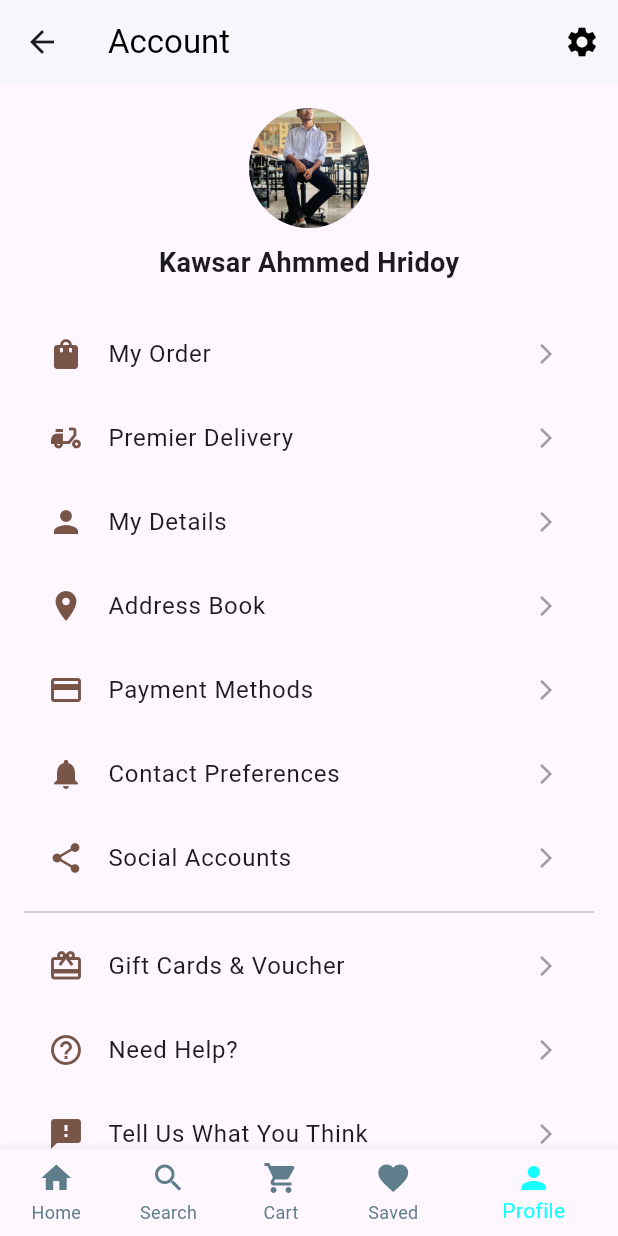
After one commit to kawsar-ahmmed-hridoy/Shopping-Site, a Flutter app: the ProfilePage screen opened directly, on a phone screen of 412 x 824 dp. The commit adds this screen. Run offline on Flutter 3.47's test engine with Material 3 defaults, Android fonts, the phone set to English and light mode, and no system bars.

Commit message:
created account page.

```diff
--- /dev/null
+++ b/lib/Screens/Profile/ProfilePage.dart
@@ -0,0 +1,92 @@
+import 'package:flutter/material.dart';
+import 'package:shopping_site/Screens/Cart/CartPage.dart';
+import 'package:shopping_site/Screens/Favorite/SaveItemPage.dart';
+import 'package:shopping_site/Screens/Home/HomePage.dart';
+import 'package:shopping_site/Screens/Search/SearchPage.dart';
+import 'package:shopping_site/Screens/Signup/SigninScreen.dart';
+
+class ProfilePage extends StatelessWidget {
+  @override
+  Widget build(BuildContext context) {
+    return Scaffold(
+      appBar: AppBar(
+        backgroundColor: Colors.white,
+        elevation: 1,
+        title: Text("Account", style: TextStyle(color: Colors.black)),
+        actions: [
+          IconButton(
+            icon: Icon(Icons.settings, color: Colors.black),
+            onPressed: () {
+              /*pore kora lagbe*/
+            },
+          ),
+        ],
+      ),
+      body: ListView(
+        padding: EdgeInsets.all(16),
+        children: [
+          Column(
+            children: [
+              CircleAvatar(
+                radius: 40,
+                backgroundImage: AssetImage('assets/additionals/hridoy.jpg'),
+              ),
+              SizedBox(height: 10),
+              Text("Kawsar Ahmmed Hridoy", style: TextStyle(fontSize: 18, fontWeight: FontWeight.bold)),
+              SizedBox(height: 20),
+            ],
+          ),
+          _buildListTile(context, Icons.shopping_bag, "My Order", () {}),
+          _buildListTile(context, Icons.delivery_dining, "Premier Delivery", () {}),
+          _buildListTile(context, Icons.person, "My Details", () {}),
+          _buildListTile(context, Icons.location_on, "Address Book", () {}),
+          _buildListTile(context, Icons.payment, "Payment Methods", () {}),
+          _buildListTile(context, Icons.notifications, "Contact Preferences", () {}),
+          _buildListTile(context, Icons.share, "Social Accounts", () {}), Divider(),
+          _buildListTile(context, Icons.card_giftcard, "Gift Cards & Voucher", () {}),
+          _buildListTile(context, Icons.help_outline, "Need Help?", () {}),
+          _buildListTile(context, Icons.feedback, "Tell Us What You Think", () {}),
+          _buildListTile(context, Icons.logout, "Sign Out", () {
+            Navigator.push(
+              context,
+              MaterialPageRoute(builder: (context) => SigninScreen()),
+            );
+          }),
+        ],
+      ),
+      bottomNavigationBar: BottomNavigationBar(
+        selectedItemColor: Colors.cyanAccent,
+        unselectedItemColor: Colors.blueGrey,
+        currentIndex: 4,
+        showUnselectedLabels: true,
+        onTap: (index) {
+          if (index == 0) {
+            Navigator.push(context, MaterialPageRoute(builder: (context) => HomePage()));
+          } if (index == 1) {
+            Navigator.push(context, MaterialPageRoute(builder: (context) => SearchPage()));
+          } if (index == 2) {
+            Navigator.push(context, MaterialPageRoute(builder: (context) => CartPage()));
+          } if (index == 3) {
+            Navigator.push(context, MaterialPageRoute(builder: (context) => SaveItemPage()));
+          }
+        },
+        items: [
+          BottomNavigationBarItem(icon: Icon(Icons.home), label: "Home"),
+          BottomNavigationBarItem(icon: Icon(Icons.search), label: "Search"),
+          BottomNavigationBarItem(icon: Icon(Icons.shopping_cart), label: "Cart"),
+          BottomNavigationBarItem(icon: Icon(Icons.favorite), label: "Saved"),
+          BottomNavigationBarItem(icon: Icon(Icons.person), label: "Profile"),
+        ],
+      ),
+    );
+  }
+
+  Widget _buildListTile(BuildContext context, IconData icon, String title, VoidCallback onTap) {
+    return ListTile(
+      leading: Icon(icon, color: Colors.brown),
+      title: Text(title),
+      trailing: Icon(Icons.arrow_forward_ios, size: 16, color: Colors.grey),
+      onTap: onTap,
+    );
+  }
+}
```
Also changed, not shown: lib/Screens/Cart/CartPage.dart (+8 -10 lines), lib/Screens/Favorite/SaveItemPage.dart (+9 -15 lines), lib/Screens/Home/HomePage.dart (+9 -11 lines), lib/Screens/Search/SearchPage.dart (+9 -10 lines), assets/additionals/hridoy.jpg (added), 4 other files.
